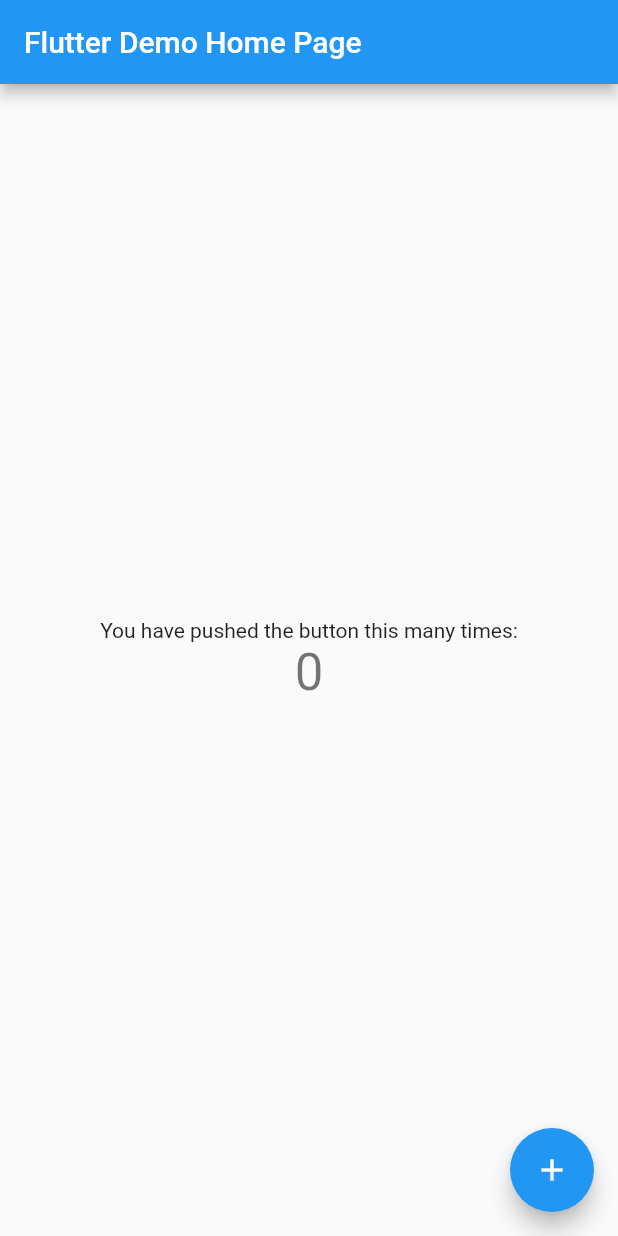
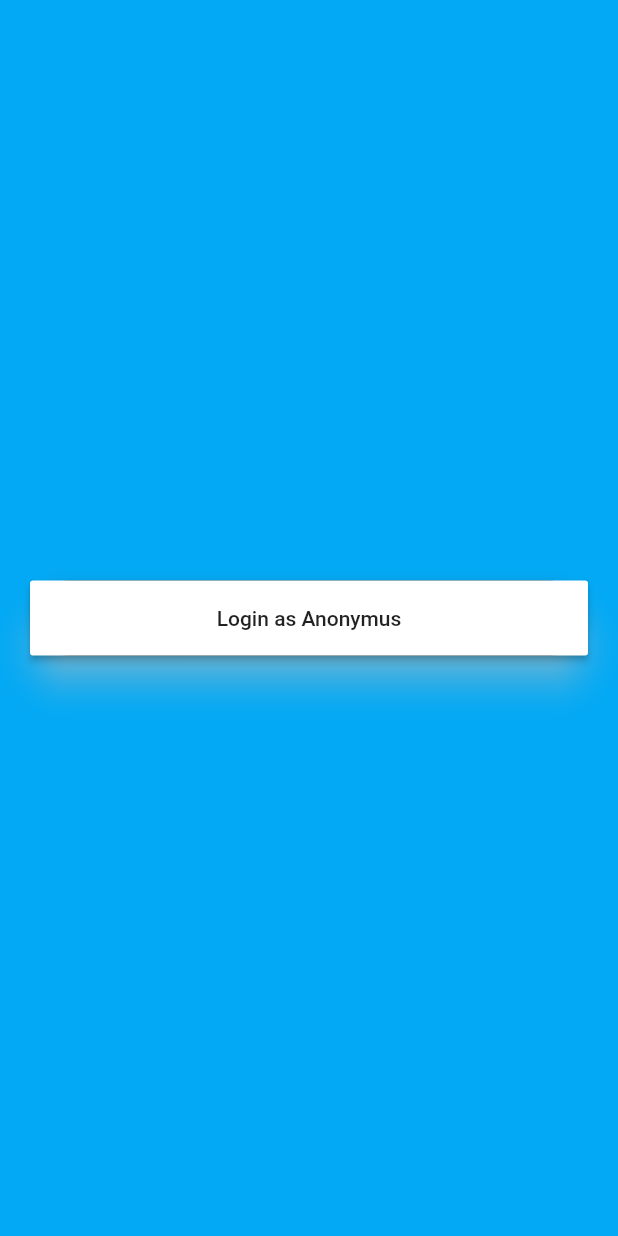
Before and after one commit to andronov04/repush, a Flutter app: the screen it shows after launch, on a phone screen of 412 x 824 dp. Run offline on Flutter 3.47's test engine with Material 2 defaults, Android fonts, the phone set to English and light mode, and no system bars; our stand-ins replace firebase_auth; accounts and stored records are empty.

Commit message:
Add auth firebase anonymus android

```diff
--- a/lib/main.dart
+++ b/lib/main.dart
@@ -1,111 +1,7 @@
 import 'package:flutter/material.dart';
 
-void main() => runApp(MyApp());
+import 'package:pusher/src/App.dart';
 
-class MyApp extends StatelessWidget {
-  // This widget is the root of your application.
-  @override
-  Widget build(BuildContext context) {
-    return MaterialApp(
-      title: 'Flutter Demo',
-      theme: ThemeData(
-        // This is the theme of your application.
-        //
-        // Try running your application with "flutter run". You'll see the
-        // application has a blue toolbar. Then, without quitting the app, try
-        // changing the primarySwatch below to Colors.green and then invoke
-        // "hot reload" (press "r" in the console where you ran "flutter run",
-        // or simply save your changes to "hot reload" in a Flutter IDE).
-        // Notice that the counter didn't reset back to zero; the application
-        // is not restarted.
-        primarySwatch: Colors.blue,
-      ),
-      home: MyHomePage(title: 'Flutter Demo Home Page'),
-    );
-  }
+void main() {
+  runApp(MyApp());
 }
-
-class MyHomePage extends StatefulWidget {
-  MyHomePage({Key key, this.title}) : super(key: key);
-
-  // This widget is the home page of your application. It is stateful, meaning
-  // that it has a State object (defined below) that contains fields that affect
-  // how it looks.
-
-  // This class is the configuration for the state. It holds the values (in this
-  // case the title) provided by the parent (in this case the App widget) and
-  // used by the build method of the State. Fields in a Widget subclass are
-  // always marked "final".
-
-  final String title;
-
-  @override
-  _MyHomePageState createState() => _MyHomePageState();
-}
-
-class _MyHomePageState extends State<MyHomePage> {
-  int _counter = 0;
-
-  void _incrementCounter() {
-    setState(() {
-      // This call to setState tells the Flutter framework that something has
-      // changed in this State, which causes it to rerun the build method below
-      // so that the display can reflect the updated values. If we changed
-      // _counter without calling setState(), then the build method would not be
-      // called again, and so nothing would appear to happen.
-      _counter++;
-    });
-  }
-
-  @override
-  Widget build(BuildContext context) {
-    // This method is rerun every time setState is called, for instance as done
-    // by the _incrementCounter method above.
-    //
-    // The Flutter framework has been optimized to make rerunning build methods
-    // fast, so that you can just rebuild anything that needs updating rather
-    // than having to individually change instances of widgets.
-    return Scaffold(
-      appBar: AppBar(
-        // Here we take the value from the MyHomePage object that was created by
-        // the App.build method, and use it to set our appbar title.
-        title: Text(widget.title),
-      ),
-      body: Center(
-        // Center is a layout widget. It takes a single child and positions it
-        // in the middle of the parent.
-        child: Column(
-          // Column is also layout widget. It takes a list of children and
-          // arranges them vertically. By default, it sizes itself to fit its
-          // children horizontally, and tries to be as tall as its parent.
-          //
-          // Invoke "debug painting" (press "p" in the console, choose the
-          // "Toggle Debug Paint" action from the Flutter Inspector in Android
-          // Studio, or the "Toggle Debug Paint" command in Visual Studio Code)
-          // to see the wireframe for each widget.
-          //
-          // Column has various properties to control how it sizes itself and
-          // how it positions its children. Here we use mainAxisAlignment to
-          // center the children vertically; the main axis here is the vertical
-          // axis because Columns are vertical (the cross axis would be
-          // horizontal).
-          mainAxisAlignment: MainAxisAlignment.center,
-          children: <Widget>[
-            Text(
-              'You have pushed the button this many times:',
-            ),
-            Text(
-              '$_counter',
-              style: Theme.of(context).textTheme.display1,
-            ),
-          ],
-        ),
-      ),
-      floatingActionButton: FloatingActionButton(
-        onPressed: _incrementCounter,
-        tooltip: 'Increment',
-        child: Icon(Icons.add),
-      ), // This trailing comma makes auto-formatting nicer for build methods.
-    );
-  }
-}
--- /dev/null
+++ b/lib/src/App.dart
@@ -0,0 +1,130 @@
+import 'package:flutter/material.dart';
+import 'package:firebase_auth/firebase_auth.dart';
+import 'dart:async';
+
+class MyApp extends StatelessWidget {
+  final routes = <String, WidgetBuilder>{
+    LoginPage.route: (BuildContext context) => LoginPage(),
+    HomePage.route: (BuildContext context) => HomePage(),
+  };
+
+  @override
+  Widget build(BuildContext context) {
+    return MaterialApp(
+      title: 'RePush',
+      theme: ThemeData.dark(),
+      home: LoginPage(),
+      routes: routes,
+    );
+  }
+}
+
+class LoginPage extends StatefulWidget {
+  static final String route = "login-page";
+  @override
+  LoginState createState() => LoginState();
+}
+
+class LoginState extends State<LoginPage> {
+  final FirebaseAuth firebaseAuth = FirebaseAuth.instance;
+
+  Future<FirebaseUser> signInAnon() async {
+    FirebaseUser user = await firebaseAuth.signInAnonymously();
+    print("Signed in ${user.uid}");
+    return user;
+  }
+
+  void signOut() {
+    firebaseAuth.signOut();
+    print('Signed Out!');
+  }
+
+  @override
+  Widget build(BuildContext context) {
+    final loginbutton = Container(
+      padding: EdgeInsets.all(10.0),
+      child: Material(
+        borderRadius: BorderRadius.circular(30.0),
+        shadowColor: Colors.white,
+        elevation: 10.0,
+        child: MaterialButton(
+          minWidth: 150.0,
+          height: 50.0,
+          color: Colors.white,
+          textColor: Colors.black87,
+          child: Text('Login as Anonymus'),
+          onPressed: () {
+            signInAnon().then((FirebaseUser user) {
+              Navigator
+                  .of(context)
+                  .push(MaterialPageRoute(
+                  builder: (BuildContext context) => HomePage(
+                    user: user,
+                  )))
+                  .catchError((e) => print(e));
+            });
+          },
+        ),
+      ),
+    );
+
+//    final logoutButton = Container(
+//      padding: EdgeInsets.all(10.0),
+//      child: FlatButton(
+//        color: Colors.white,
+//        onPressed: () {
+//          signOut();
+//        },
+//        child: Text(
+//          "Sign Out",
+//          style: TextStyle(color: Colors.black),
+//        ),
+//      ),
+//    );
+
+    return Scaffold(
+      backgroundColor: Colors.lightBlue,
+//      appBar: AppBar(
+//        title: Text("RePush Login"),
+//      ),
+      body: Center(
+        child: ListView(
+          shrinkWrap: true,
+          padding: EdgeInsets.all(10.0),
+          children: <Widget>[
+            loginbutton,
+//            logoutButton,
+          ],
+        ),
+      ),
+    );
+  }
+}
+
+class HomePage extends StatelessWidget {
+  static final String route = "home-page";
+
+  final FirebaseUser user;
+
+  HomePage({this.user});
+
+  @override
+  Widget build(BuildContext context) {
+    return Scaffold(
+      backgroundColor: Colors.lightBlue,
+//      appBar: AppBar(
+//        title: Text("RePush"),
+//      ),
+      body: Center(
+        child: Column(
+          mainAxisAlignment: MainAxisAlignment.center,
+          children: <Widget>[
+            Text("${user.uid}"),
+            Text("${user.displayName}"),
+            Text("${user.isAnonymous}")
+          ],
+        ),
+      ),
+    );
+  }
+}
--- a/pubspec.yaml
+++ b/pubspec.yaml
@@ -23,6 +23,7 @@ dependencies:
   # The following adds the Cupertino Icons font to your application.
   # Use with the CupertinoIcons class for iOS style icons.
   cupertino_icons: ^0.1.2
+  firebase_auth: ^0.7.0
 
 dev_dependencies:
   flutter_test:
```
Also changed, not shown: pubspec.lock, 7 other files.
